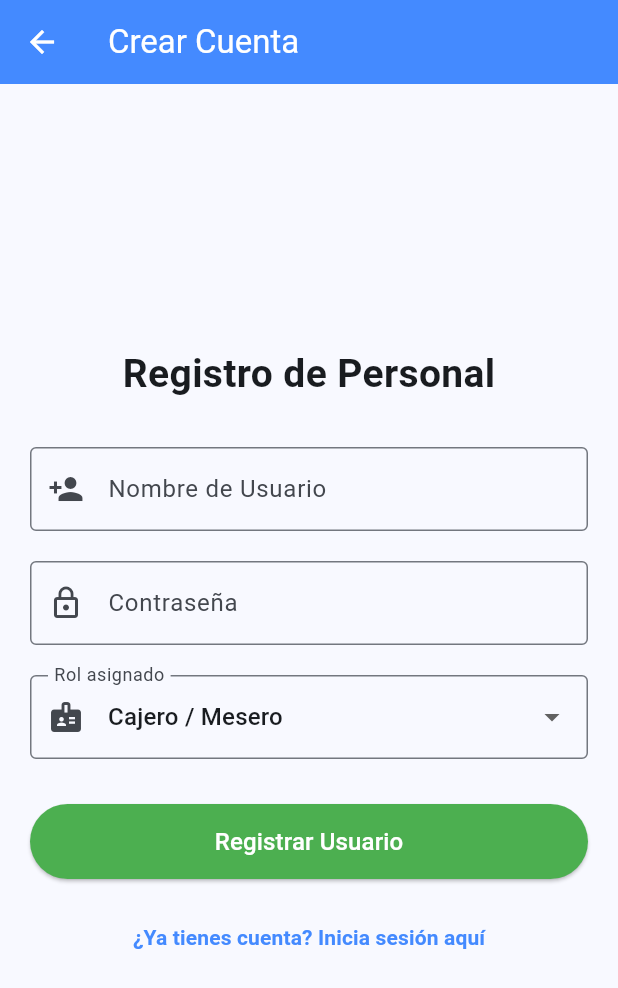
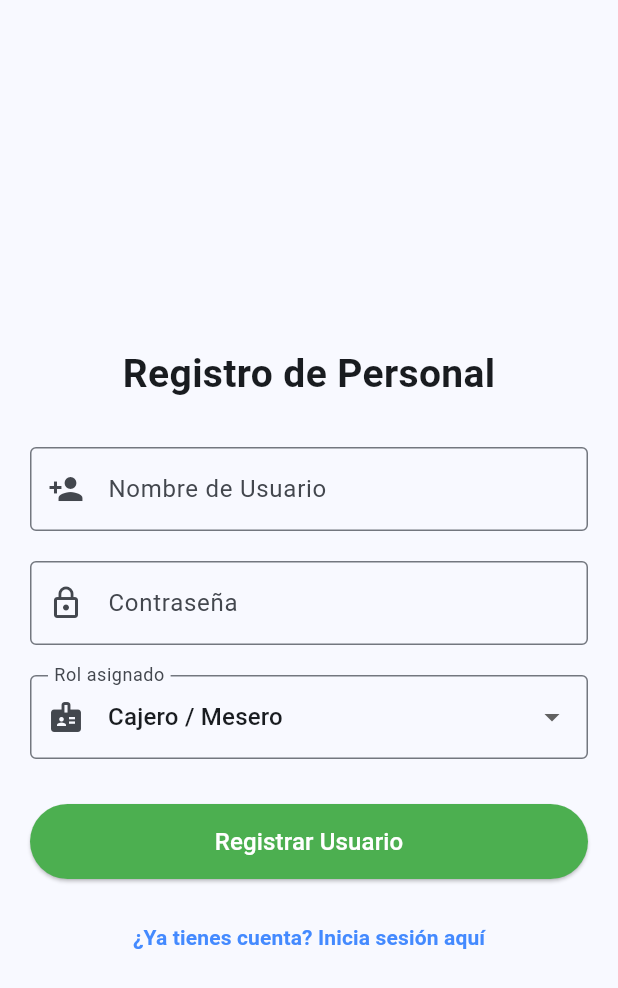
Before and after one commit to Dransil/sistema-api-restaurante, a Flutter app: the RegisterScreen screen opened directly, on a phone screen of 412 x 824 dp. Shown: the top 988 px of the screen. Run offline on Flutter 3.47's test engine with Material 3 defaults, Android fonts, the phone set to English and light mode, and no system bars; our stand-ins replace dio, flutter_dotenv, flutter_secure_storage; accounts and stored records are empty.

Commit message:
Diseño de app bar y movimiento de gestos

```diff
--- a/app_mobile_pos/lib/screens/register_screen.dart
+++ b/app_mobile_pos/lib/screens/register_screen.dart
@@ -71,9 +71,10 @@ class _RegisterScreenState extends State<RegisterScreen> {
   Widget build(BuildContext context) {
     return Scaffold(
       appBar: AppBar(
-        title: const Text('Crear Cuenta'),
-        backgroundColor: Colors.blueAccent,
-        foregroundColor: Colors.white,
+        // title: const Text('Crear Cuenta'),
+        // backgroundColor: Colors.blueAccent,
+        // foregroundColor: Colors.white,
+        automaticallyImplyLeading: false,
       ),
       body: Padding(
         padding: const EdgeInsets.all(20.0),
```
